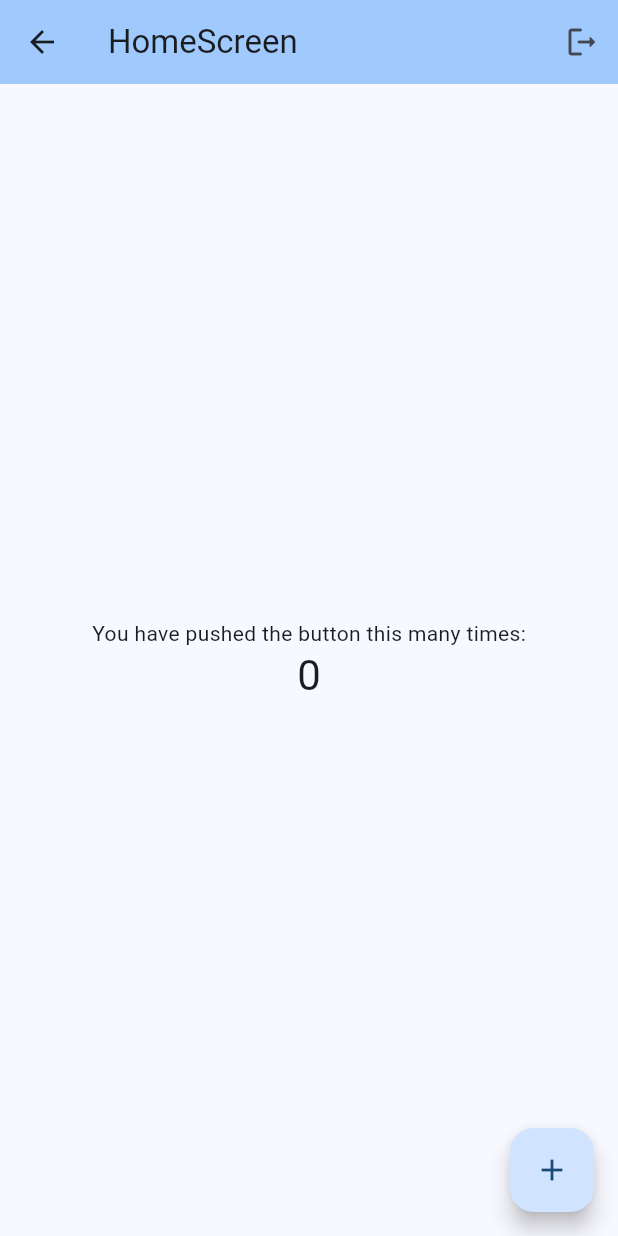
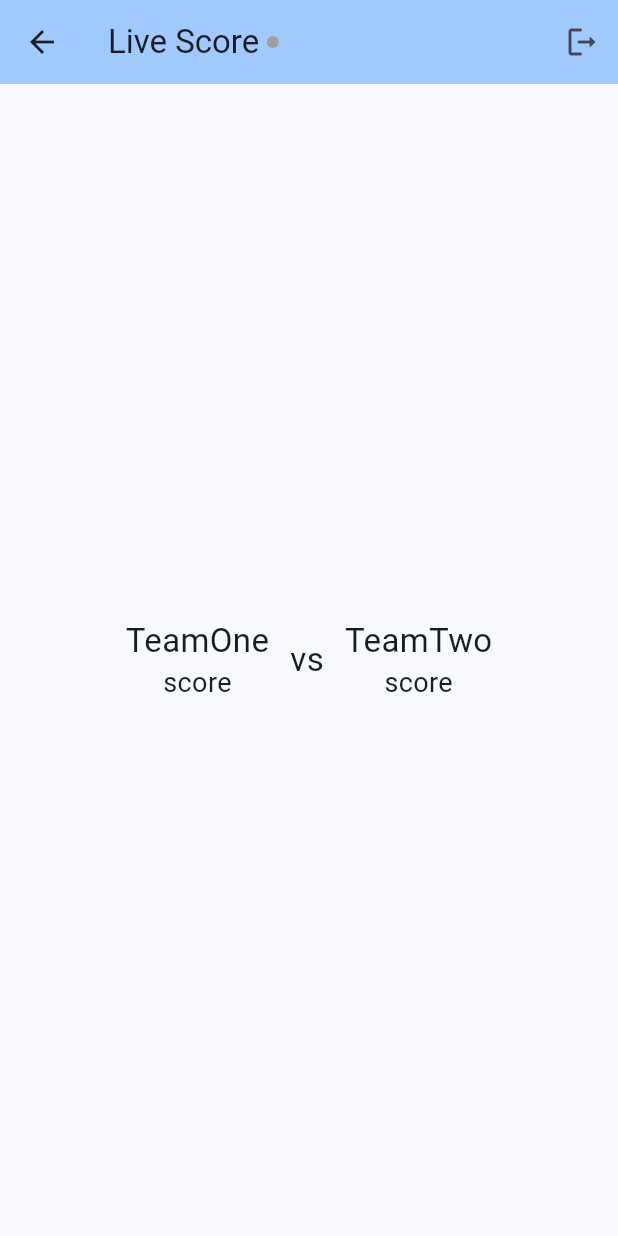
Before and after one commit to Hasibol-Hoda-Inu/flutter_batch7_ostad, a Flutter app: the HomeScreen screen opened directly, on a phone screen of 412 x 824 dp. Run offline on Flutter 3.47's test engine with Material 3 defaults, Android fonts, the phone set to English and light mode, and no system bars; our stand-ins replace firebase_auth, firebase_core, google_sign_in; accounts and stored records are empty.

Commit message:
updating the home screen

```diff
--- a/lib/presentation/home_screen.dart
+++ b/lib/presentation/home_screen.dart
@@ -10,21 +10,27 @@ class HomeScreen extends StatefulWidget {
 }
 
 class _HomeScreenState extends State<HomeScreen> {
-  int _counter = 0;
-
-  void _incrementCounter() {
-    setState(() {
-      _counter++;
-    });
-  }
   final _auth = AuthService();
-
+  bool isLive = false;
   @override
   Widget build(BuildContext context) {
     return Scaffold(
       appBar: AppBar(
         backgroundColor: Theme.of(context).colorScheme.inversePrimary,
-        title: const Text("HomeScreen"),
+        title: Row(
+          children: [
+            const Text("Live Score"),
+            const SizedBox(width: 5,),
+            Container(
+              width: 8,
+              height: 8,
+              decoration: BoxDecoration(
+                shape: BoxShape.circle,
+                color: isLive? Colors.red : Colors.grey,
+              ),
+            )
+          ],
+        ),
         actions: [
           IconButton(onPressed: (){
             _auth.signOut();
@@ -33,24 +39,32 @@ class _HomeScreenState extends State<HomeScreen> {
               icon: const Icon(Icons.logout_rounded))
         ],
       ),
-      body: Center(
+      body: const Center(
         child: Column(
           mainAxisAlignment: MainAxisAlignment.center,
           children: <Widget>[
-            const Text(
-              'You have pushed the button this many times:',
-            ),
-            Text(
-              '$_counter',
-              style: Theme.of(context).textTheme.headlineMedium,
-            ),
+            Row(
+              mainAxisAlignment: MainAxisAlignment.center,
+              children: [
+                Column(
+                  children: [
+                    Text("TeamOne", style: TextStyle(fontSize: 22),),
+                    Text("score", style: TextStyle(fontSize: 18),),
+                  ],
+                ),
+                const SizedBox(width: 14,),
+                Text("vs", style: TextStyle(fontSize: 22),),
+                const SizedBox(width: 14,),
+                Column(
+                  children: [
+                    Text("TeamTwo", style: TextStyle(fontSize: 22),),
+                    Text("score", style: TextStyle(fontSize: 18),)
+                  ],
+                )
+              ],
+            )
           ],
         ),
-      ),
-      floatingActionButton: FloatingActionButton(
-        onPressed: _incrementCounter,
-        tooltip: 'Increment',
-        child: const Icon(Icons.add),
       ),
     );
   }
--- a/pubspec.yaml
+++ b/pubspec.yaml
@@ -38,6 +38,7 @@ dependencies:
   firebase_core: ^3.8.0
   firebase_auth: ^5.3.3
   google_sign_in: ^6.2.2
+  cloud_firestore: ^5.5.0
 
 dev_dependencies:
   flutter_test:
```
Also changed, not shown: pubspec.lock, 1 other file.
